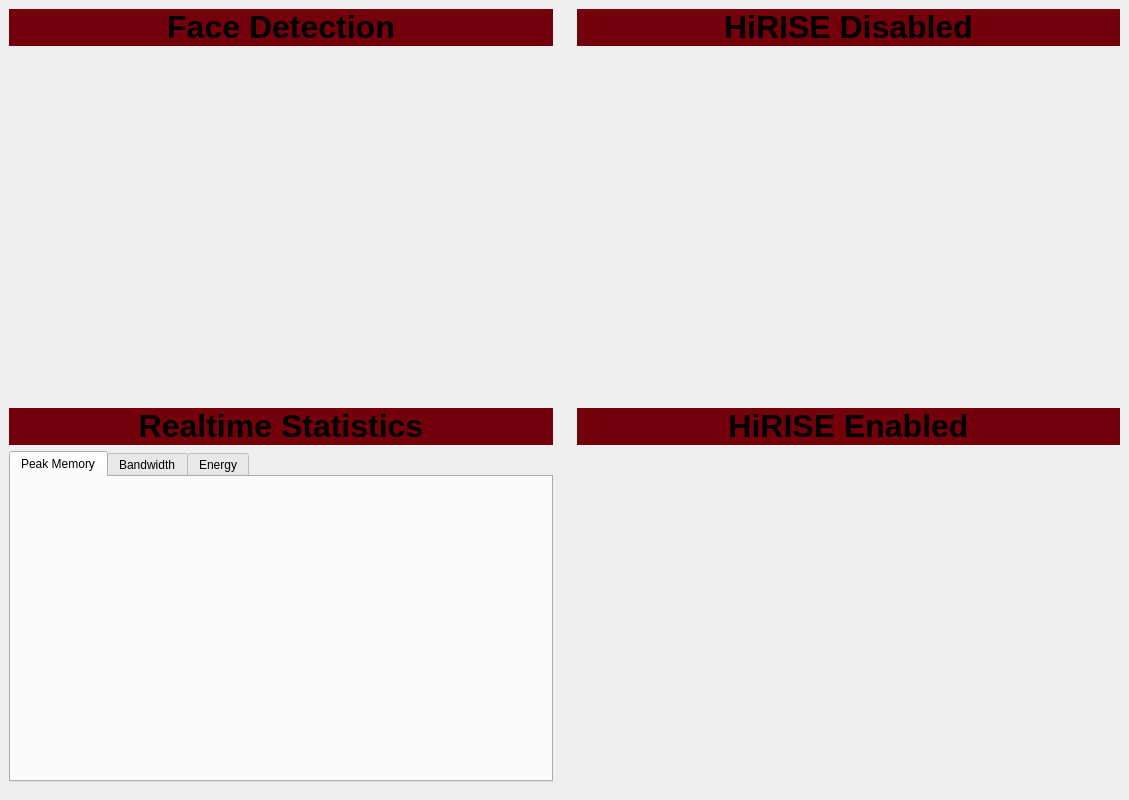
iCAS-Lab/HiRISE-Demo, file src/ui/MainWindow.ui: the form before one commit.
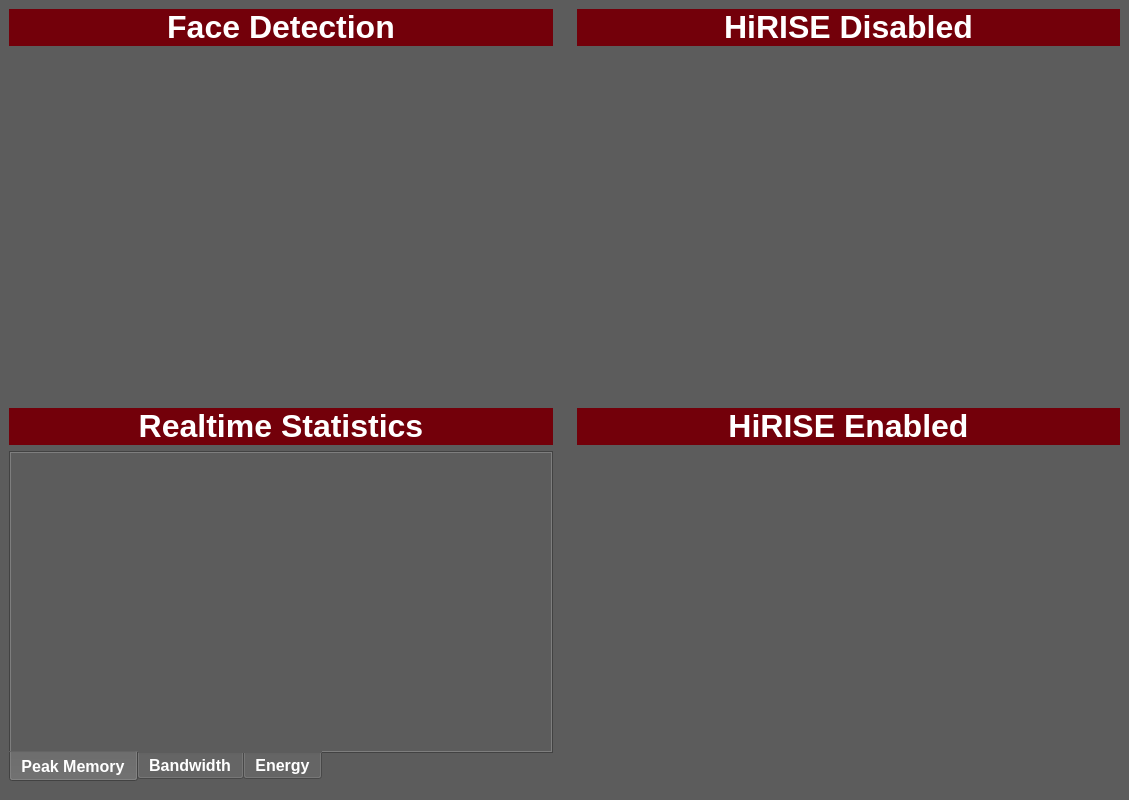
The form after the commit. Custom widgets are drawn as their Qt base class.

```diff
--- a/src/ui/MainWindow.ui
+++ b/src/ui/MainWindow.ui
@@ -20,7 +20,7 @@
    <string>HiRISE Demo</string>
   </property>
   <property name="styleSheet">
-   <string notr="true"/>
+   <string notr="true">background-color: rgb(92, 92, 92);</string>
   </property>
   <property name="tabShape">
    <enum>QTabWidget::Rounded</enum>
@@ -69,7 +69,7 @@
           <string notr="true">background-color: rgb(115, 0, 10);</string>
          </property>
          <property name="text">
-          <string>&lt;html&gt;&lt;head/&gt;&lt;body&gt;&lt;p&gt;&lt;span style=&quot; font-size:24pt; font-weight:700;&quot;&gt;Face Detection&lt;/span&gt;&lt;/p&gt;&lt;/body&gt;&lt;/html&gt;</string>
+          <string>&lt;html&gt;&lt;head/&gt;&lt;body&gt;&lt;p&gt;&lt;span style=&quot; font-size:24pt; font-weight:700; color:#ffffff;&quot;&gt;Face Detection&lt;/span&gt;&lt;/p&gt;&lt;/body&gt;&lt;/html&gt;</string>
          </property>
          <property name="alignment">
           <set>Qt::AlignCenter</set>
@@ -122,7 +122,7 @@
           <string notr="true">background-color: rgb(115, 0, 10);</string>
          </property>
          <property name="text">
-          <string>&lt;html&gt;&lt;head/&gt;&lt;body&gt;&lt;p&gt;&lt;span style=&quot; font-size:24pt; font-weight:700;&quot;&gt;HiRISE Disabled&lt;/span&gt;&lt;/p&gt;&lt;/body&gt;&lt;/html&gt;</string>
+          <string>&lt;html&gt;&lt;head/&gt;&lt;body&gt;&lt;p&gt;&lt;span style=&quot; font-size:24pt; font-weight:700; color:#ffffff;&quot;&gt;HiRISE Disabled&lt;/span&gt;&lt;/p&gt;&lt;/body&gt;&lt;/html&gt;</string>
          </property>
          <property name="alignment">
           <set>Qt::AlignCenter</set>
@@ -175,7 +175,7 @@
           <string notr="true">background-color: rgb(115, 0, 10);</string>
          </property>
          <property name="text">
-          <string>&lt;html&gt;&lt;head/&gt;&lt;body&gt;&lt;p&gt;&lt;span style=&quot; font-size:24pt; font-weight:700;&quot;&gt;HiRISE Enabled&lt;/span&gt;&lt;/p&gt;&lt;/body&gt;&lt;/html&gt;</string>
+          <string>&lt;html&gt;&lt;head/&gt;&lt;body&gt;&lt;p&gt;&lt;span style=&quot; font-size:24pt; font-weight:700; color:#ffffff;&quot;&gt;HiRISE Enabled&lt;/span&gt;&lt;/p&gt;&lt;/body&gt;&lt;/html&gt;</string>
          </property>
          <property name="alignment">
           <set>Qt::AlignCenter</set>
@@ -222,7 +222,7 @@
           <string notr="true">background-color: rgb(115, 0, 10);</string>
          </property>
          <property name="text">
-          <string>&lt;html&gt;&lt;head/&gt;&lt;body&gt;&lt;p&gt;&lt;span style=&quot; font-size:24pt; font-weight:700;&quot;&gt;Realtime Statistics&lt;/span&gt;&lt;/p&gt;&lt;/body&gt;&lt;/html&gt;</string>
+          <string>&lt;html&gt;&lt;head/&gt;&lt;body&gt;&lt;p&gt;&lt;span style=&quot; font-size:24pt; font-weight:700; color:#ffffff;&quot;&gt;Realtime Statistics&lt;/span&gt;&lt;/p&gt;&lt;/body&gt;&lt;/html&gt;</string>
          </property>
          <property name="alignment">
           <set>Qt::AlignCenter</set>
@@ -231,9 +231,26 @@
        </item>
        <item>
         <widget class="QTabWidget" name="tabWidget">
+         <property name="styleSheet">
+          <string notr="true">color: rgb(255, 255, 255);
+font-weight: bold;
+font-size: 16px;</string>
+         </property>
+         <property name="tabPosition">
+          <enum>QTabWidget::TabPosition::South</enum>
+         </property>
+         <property name="tabShape">
+          <enum>QTabWidget::TabShape::Rounded</enum>
+         </property>
          <property name="currentIndex">
           <number>0</number>
          </property>
+         <property name="documentMode">
+          <bool>false</bool>
+         </property>
+         <property name="movable">
+          <bool>false</bool>
+         </property>
          <widget class="PlotCanvas" name="peakMemoryTab">
           <attribute name="title">
            <string>Peak Memory</string>
```
Left out of the diff: 20 changed lines with no effect on the pictures.
